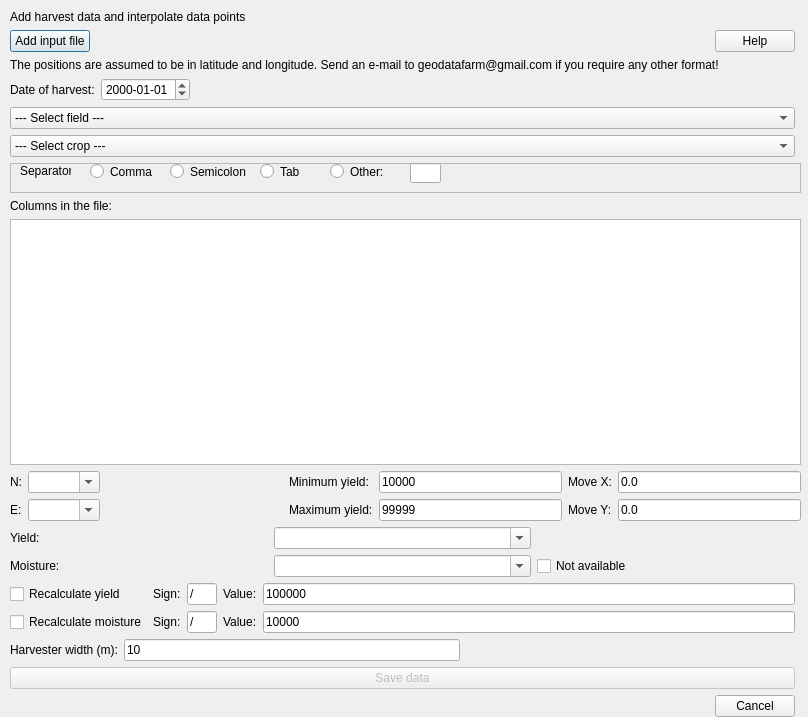
This is widgets/import_interpolate_harvest_base.ui in axelande/geodatafarm3 as Qt 5 draws it before an edit. The edited form follows.
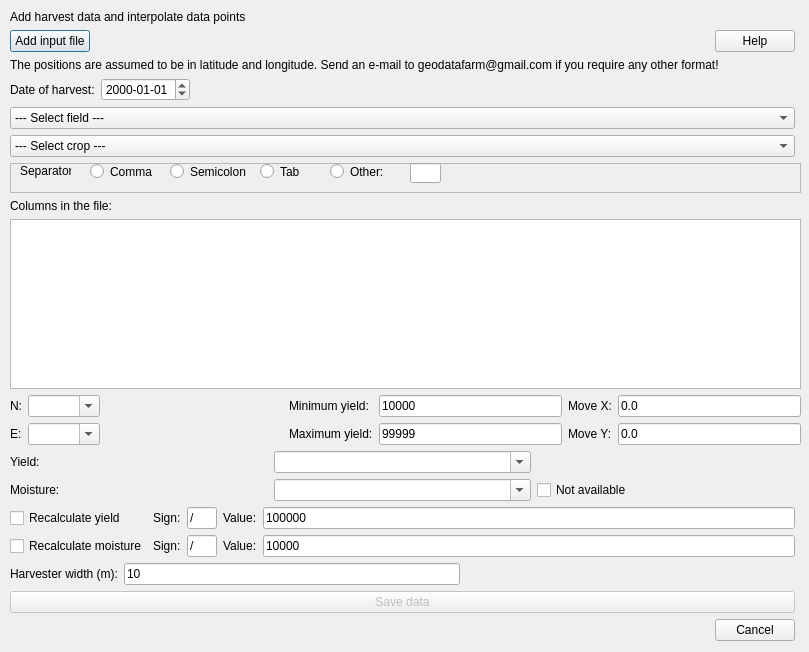
This is the edited form.

Diff of the .ui file:
```diff
--- a/widgets/import_interpolate_harvest_base.ui
+++ b/widgets/import_interpolate_harvest_base.ui
@@ -6,8 +6,8 @@
    <rect>
     <x>0</x>
     <y>0</y>
-    <width>808</width>
-    <height>717</height>
+    <width>809</width>
+    <height>652</height>
    </rect>
   </property>
   <property name="windowTitle">
@@ -19,7 +19,7 @@
      <x>10</x>
      <y>10</y>
      <width>791</width>
-     <height>707</height>
+     <height>631</height>
     </rect>
    </property>
    <layout class="QGridLayout" name="gridLayout">
@@ -327,13 +327,13 @@
       <property name="minimumSize">
        <size>
         <width>0</width>
-        <height>200</height>
+        <height>100</height>
        </size>
       </property>
       <property name="maximumSize">
        <size>
         <width>16777215</width>
-        <height>300</height>
+        <height>200</height>
        </size>
       </property>
       <property name="locale">
```
